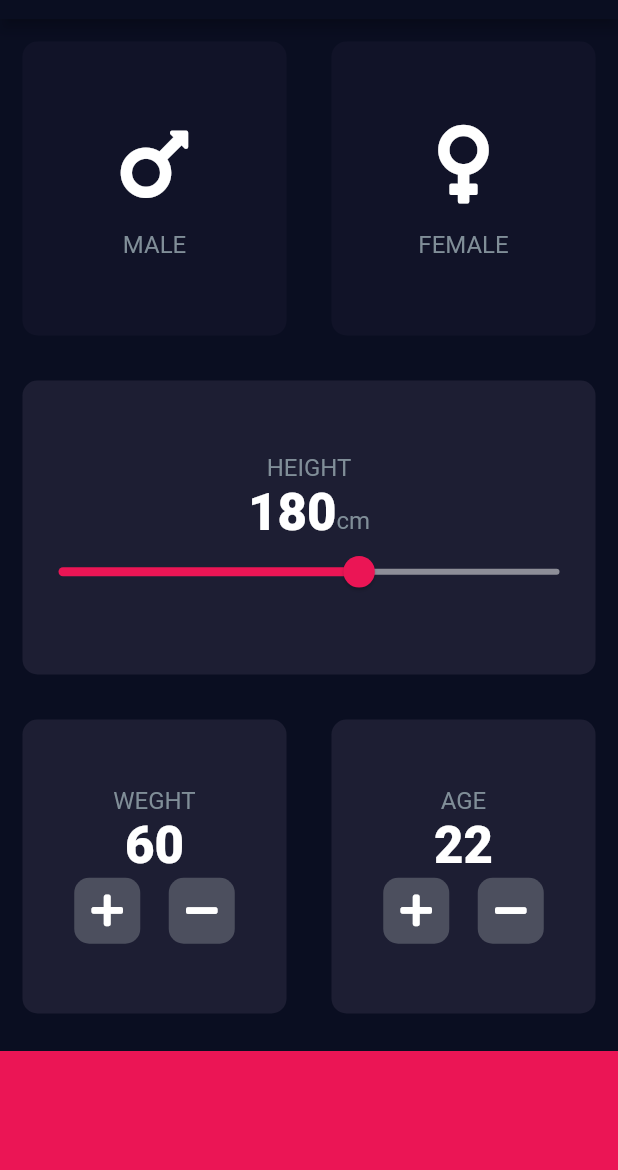
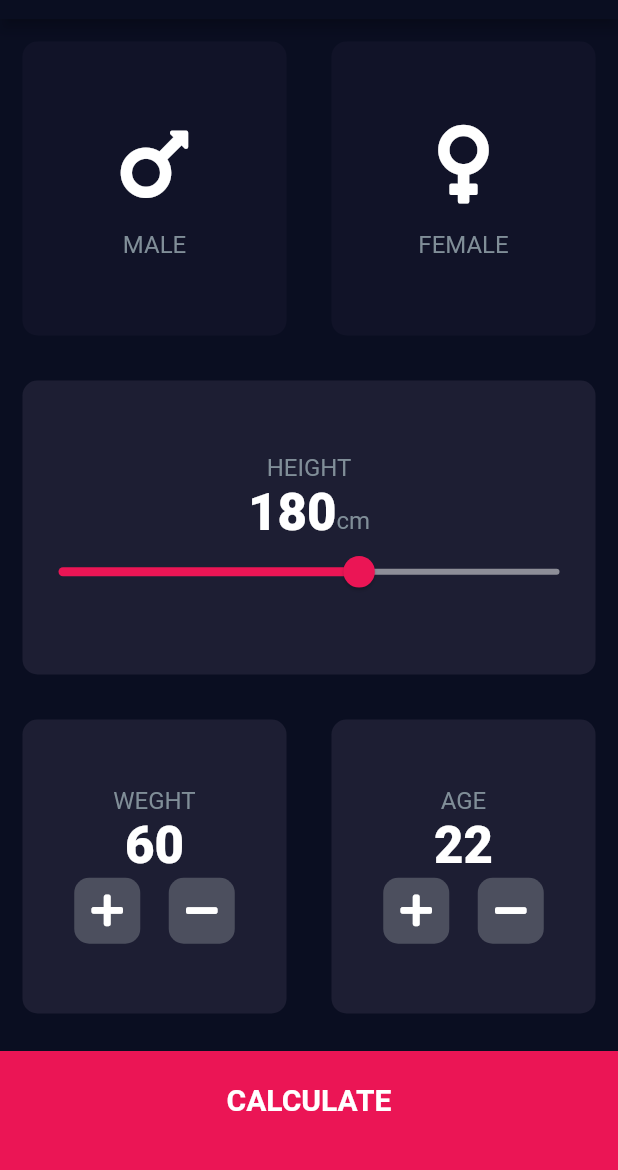
Before and after one commit to tyacan/bmi-calculator, a Flutter app: the screen it shows after launch, on a phone screen of 412 x 824 dp, the part 65-1235 px from its top. Run offline on Flutter 3.47's test engine with Material 2 defaults, Android fonts, the phone set to English and light mode, and no system bars; our stand-ins replace font_awesome_flutter.

Commit message:
complete lesson 144

```diff
--- /dev/null
+++ b/lib/components/bottom_button.dart
@@ -0,0 +1,35 @@
+import 'package:flutter/material.dart';
+import '../const.dart';
+
+class BottomButton extends StatelessWidget {
+  const BottomButton({
+    Key key,
+    @required this.onTap,
+    @required this.buttonTitle,
+  }) : super(key: key);
+
+  final Function onTap;
+  final String buttonTitle;
+
+  @override
+  Widget build(BuildContext context) {
+    return GestureDetector(
+      onTap: this.onTap,
+      child: Container(
+        child: Center(
+          child: Text(
+            this.buttonTitle,
+            style: kLargeButtonTextStyle,
+          ),
+        ),
+        color: kBottomContainerColor,
+        padding: EdgeInsets.only(
+          bottom: 15,
+        ),
+        margin: EdgeInsets.only(top: 10.0),
+        width: double.infinity,
+        height: kBottomContainerHeight,
+      ),
+    );
+  }
+}
--- a/lib/icon_content.dart
+++ b/lib/components/icon_content.dart
@@ -1,5 +1,6 @@
 import 'package:flutter/material.dart';
-import 'const.dart';
+import '../const.dart';
+
 class IconContent extends StatelessWidget {
   const IconContent({Key key, this.icon, this.label, this.color})
       : super(key: key);
--- a/lib/reusable_card.dart
+++ b/lib/components/reusable_card.dart
@@ -1,5 +1,5 @@
 import 'package:flutter/material.dart';
-import 'const.dart';
+import '../const.dart';
 
 class ReusableCard extends StatelessWidget {
   const ReusableCard(
--- /dev/null
+++ b/lib/components/round_icon_button.dart
@@ -0,0 +1,21 @@
+import 'package:flutter/material.dart';
+
+class RoundIconButton extends StatelessWidget {
+  final IconData icon;
+  final Function onPressed;
+  RoundIconButton({@required this.icon, @required this.onPressed});
+  @override
+  Widget build(BuildContext context) {
+    return RawMaterialButton(
+      child: Icon(icon),
+      onPressed: onPressed,
+      elevation: 0.0,
+      constraints: BoxConstraints.tightFor(
+        width: 44.0,
+        height: 44.0,
+      ),
+      shape: RoundedRectangleBorder(borderRadius: BorderRadius.circular(10)),
+      fillColor: Color(0xFF4C4F5E),
+    );
+  }
+}
--- a/lib/const.dart
+++ b/lib/const.dart
@@ -1,4 +1,7 @@
 import 'package:flutter/material.dart';
+import 'screens/input_page.dart';
+import 'screens/results_page.dart';
+
 const kBottomContainerHeight = 80.0;
 const kBottomContainerColor = Color(0xFFEB1555);
 const kInkActiveCardColor = Color(0xFF111328);
@@ -7,12 +10,40 @@ const kCardFontColor = Color(0xFF8d8e98);
 const kBottomContainerOverlyColor = Color(0x29EB1555);
 const kBottonColor = Color(0xFF4C4F5E);
 
-const kLabelTextStyle = TextStyle(
-  fontSize: 16.0,
-  color: Color(0xFF808E98)
-);
+const kLabelTextStyle = TextStyle(fontSize: 16.0, color: Color(0xFF808E98));
 
 const kNumberTextStyle = TextStyle(
   fontSize: 34.0,
   fontWeight: FontWeight.w900,
 );
+
+const kLargeButtonTextStyle = TextStyle(
+  fontSize: 20.0,
+  fontWeight: FontWeight.bold,
+);
+
+const kResultTextStyle = TextStyle(
+  fontSize: 18.0,
+  color: Color(0xFF24D876),
+  fontWeight: FontWeight.bold,
+);
+
+const kBMITextStyle = TextStyle(
+  fontSize: 50.0,
+  fontWeight: FontWeight.bold,
+);
+
+const kTitleTextStyle = TextStyle(
+  fontSize: 34.0,
+  fontWeight: FontWeight.bold,
+);
+
+const kBodyTextStyle = TextStyle(
+  fontSize: 18.0,
+);
+
+// Usage: Navigator.pushNamed(context, '/your-route-name');
+Map<String, Widget Function(BuildContext)> kRoutes = {
+  '/': (context) => InputPage(),
+  '/results': (context) => ResultsPage(),
+};
--- a/lib/main.dart
+++ b/lib/main.dart
@@ -1,5 +1,6 @@
 import 'package:flutter/material.dart';
-import 'input_page.dart';
+import 'const.dart';
+
 void main() => runApp(BMICalculator());
 
 class BMICalculator extends StatelessWidget {
@@ -10,7 +11,9 @@ class BMICalculator extends StatelessWidget {
         primaryColor: Color(0xFF0A0E21),
         scaffoldBackgroundColor: Color(0xFF0A0E21),
       ),
-      home: InputPage(),
+      // home: InputPage(),
+      initialRoute: '/',
+      routes: kRoutes,
     );
   }
 }
--- a/lib/input_page.dart
+++ b/lib/screens/input_page.dart
@@ -1,8 +1,10 @@
 import 'package:flutter/material.dart';
 import 'package:font_awesome_flutter/font_awesome_flutter.dart';
-import 'reusable_card.dart';
-import 'icon_content.dart';
-import 'const.dart';
+import '../components/reusable_card.dart';
+import '../components/icon_content.dart';
+import '../components/bottom_button.dart';
+import '../components/round_icon_button.dart';
+import '../const.dart';
 
 enum Gender {
   male,
@@ -153,9 +155,11 @@ class _InputPageState extends State<InputPage> {
                             SizedBox(width: 15),
                             RoundIconButton(
                               icon: FontAwesomeIcons.minus,
-                              onPressed: () {setState(() {
+                              onPressed: () {
+                                setState(() {
                                   weight--;
-                                });},
+                                });
+                              },
                             ),
                           ],
                         )
@@ -192,9 +196,11 @@ class _InputPageState extends State<InputPage> {
                             SizedBox(width: 15),
                             RoundIconButton(
                               icon: FontAwesomeIcons.minus,
-                              onPressed: () {setState(() {
+                              onPressed: () {
+                                setState(() {
                                   age--;
-                                });},
+                                });
+                              },
                             ),
                           ],
                         )
@@ -205,34 +211,14 @@ class _InputPageState extends State<InputPage> {
               ],
             ),
           ),
-          Container(
-            color: kBottomContainerColor,
-            margin: EdgeInsets.only(top: 10.0),
-            width: double.infinity,
-            height: kBottomContainerHeight,
+          BottomButton(
+            onTap: () {
+              Navigator.pushNamed(context, '/results');
+            },
+            buttonTitle: 'CALCULATE',
           ),
         ],
       ),
     );
   }
 }
-
-class RoundIconButton extends StatelessWidget {
-  final IconData icon;
-  final Function onPressed;
-  RoundIconButton({@required this.icon, @required this.onPressed});
-  @override
-  Widget build(BuildContext context) {
-    return RawMaterialButton(
-      child: Icon(icon),
-      onPressed: onPressed,
-      elevation: 0.0,
-      constraints: BoxConstraints.tightFor(
-        width: 44.0,
-        height: 44.0,
-      ),
-      shape: RoundedRectangleBorder(borderRadius: BorderRadius.circular(10)),
-      fillColor: Color(0xFF4C4F5E),
-    );
-  }
-}
```
Also changed, not shown: lib/screens/results_page.dart (added, +65 -0 lines).
